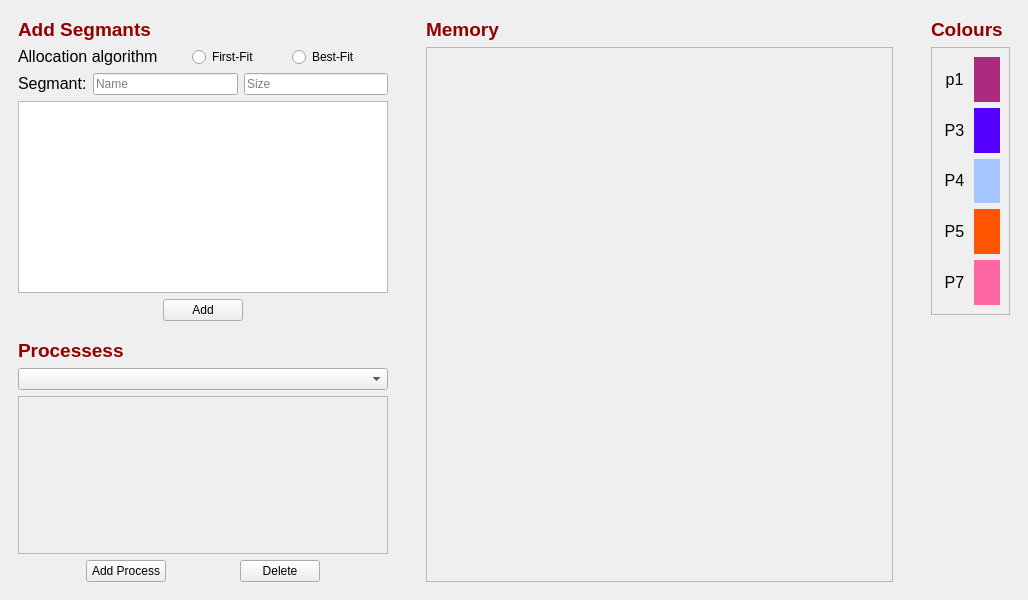
Old version of the form mainwindow.ui in the repository omarabdo997/OS_segmentation_memory_manager.
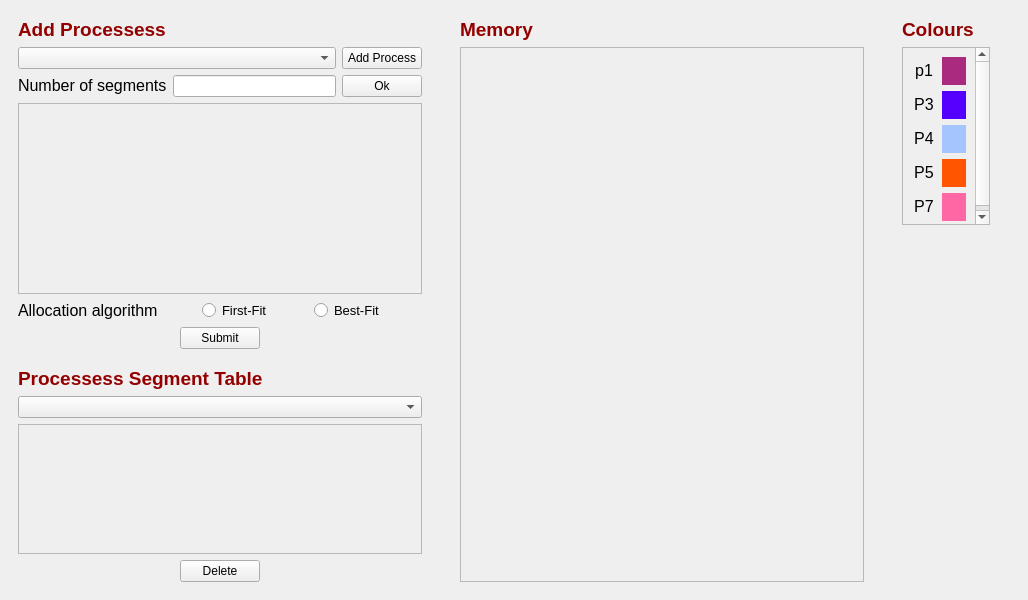
New version of the form.

Commit message: Fix GUI mainwindow form

Patch:
```diff
--- a/mainwindow.ui
+++ b/mainwindow.ui
@@ -14,29 +14,94 @@
    <string>MainWindow</string>
   </property>
   <widget class="QWidget" name="centralwidget">
-   <layout class="QGridLayout" name="gridLayout_2" columnstretch="4,5,1,0,0">
+   <layout class="QGridLayout" name="gridLayout_2" columnstretch="4,4,1,0">
     <property name="horizontalSpacing">
      <number>20</number>
     </property>
     <item row="0" column="0">
-     <layout class="QVBoxLayout" name="verticalLayout_4">
+     <layout class="QVBoxLayout" name="verticalLayout_4" stretch="3,2">
       <item>
-       <widget class="QWidget" name="widget" native="true">
-        <layout class="QVBoxLayout" name="verticalLayout">
+       <widget class="QWidget" name="processess_widget_2" native="true">
+        <layout class="QVBoxLayout" name="verticalLayout_6">
          <item>
-          <widget class="QLabel" name="label">
-           <property name="text">
-            <string>&lt;html&gt;&lt;head/&gt;&lt;body&gt;&lt;p&gt;&lt;span style=&quot; font-size:14pt; font-weight:600; color:#940000;&quot;&gt;Add Segmants&lt;/span&gt;&lt;/p&gt;&lt;/body&gt;&lt;/html&gt;</string>
-           </property>
-           <property name="alignment">
-            <set>Qt::AlignLeading|Qt::AlignLeft|Qt::AlignVCenter</set>
-           </property>
-          </widget>
+          <layout class="QHBoxLayout" name="horizontalLayout_5">
+           <item>
+            <widget class="QLabel" name="label_17">
+             <property name="text">
+              <string>&lt;html&gt;&lt;head/&gt;&lt;body&gt;&lt;p&gt;&lt;span style=&quot; font-size:14pt; font-weight:600; color:#940000;&quot;&gt;Add Processess&lt;/span&gt;&lt;/p&gt;&lt;/body&gt;&lt;/html&gt;</string>
+             </property>
+            </widget>
+           </item>
+          </layout>
+         </item>
+         <item>
+          <layout class="QHBoxLayout" name="horizontalLayout_9"/>
+         </item>
+         <item>
+          <layout class="QHBoxLayout" name="horizontalLayout" stretch="4,1">
+           <item>
+            <widget class="QComboBox" name="add_processes_comboBox"/>
+           </item>
+           <item>
+            <widget class="QPushButton" name="add_process">
+             <property name="text">
+              <string>Add Process</string>
+             </property>
+            </widget>
+           </item>
+          </layout>
          </item>
          <item>
           <layout class="QHBoxLayout" name="horizontalLayout_6">
            <item>
-            <widget class="QLabel" name="label_3">
+            <widget class="QLabel" name="number_segmants_label">
+             <property name="text">
+              <string>&lt;html&gt;&lt;head/&gt;&lt;body&gt;&lt;p&gt;&lt;span style=&quot; font-size:12pt;&quot;&gt;Number of segments&lt;/span&gt;&lt;/p&gt;&lt;/body&gt;&lt;/html&gt;</string>
+             </property>
+            </widget>
+           </item>
+           <item>
+            <widget class="QLineEdit" name="number_segmants_lineEdit"/>
+           </item>
+           <item>
+            <widget class="QPushButton" name="number_segmants_button">
+             <property name="text">
+              <string>Ok</string>
+             </property>
+            </widget>
+           </item>
+          </layout>
+         </item>
+         <item>
+          <widget class="QScrollArea" name="scrollArea_4">
+           <property name="widgetResizable">
+            <bool>true</bool>
+           </property>
+           <widget class="QWidget" name="scrollAreaWidgetContents_4">
+            <property name="geometry">
+             <rect>
+              <x>0</x>
+              <y>0</y>
+              <width>396</width>
+              <height>164</height>
+             </rect>
+            </property>
+            <layout class="QGridLayout" name="gridLayout_6">
+             <item row="0" column="0">
+              <layout class="QGridLayout" name="segmants_layout">
+               <property name="verticalSpacing">
+                <number>10</number>
+               </property>
+              </layout>
+             </item>
+            </layout>
+           </widget>
+          </widget>
+         </item>
+         <item>
+          <layout class="QHBoxLayout" name="horizontalLayout_10">
+           <item>
+            <widget class="QLabel" name="label_2">
              <property name="text">
               <string>&lt;html&gt;&lt;head/&gt;&lt;body&gt;&lt;p&gt;&lt;span style=&quot; font-size:12pt;&quot;&gt;Allocation algorithm&lt;/span&gt;&lt;/p&gt;&lt;/body&gt;&lt;/html&gt;</string>
              </property>
@@ -57,6 +122,11 @@
            </item>
            <item>
             <widget class="QRadioButton" name="first_fit">
+             <property name="font">
+              <font>
+               <pointsize>10</pointsize>
+              </font>
+             </property>
              <property name="text">
               <string>First-Fit</string>
              </property>
@@ -77,6 +147,11 @@
            </item>
            <item>
             <widget class="QRadioButton" name="best_fit">
+             <property name="font">
+              <font>
+               <pointsize>10</pointsize>
+              </font>
+             </property>
              <property name="text">
               <string>Best-Fit</string>
              </property>
@@ -98,41 +173,9 @@
           </layout>
          </item>
          <item>
-          <layout class="QHBoxLayout" name="horizontalLayout">
+          <layout class="QHBoxLayout" name="horizontalLayout_11">
            <item>
-            <widget class="QLabel" name="label_2">
-             <property name="text">
-              <string>&lt;html&gt;&lt;head/&gt;&lt;body&gt;&lt;p&gt;&lt;span style=&quot; font-size:12pt;&quot;&gt;Segmant:&lt;/span&gt;&lt;/p&gt;&lt;/body&gt;&lt;/html&gt;</string>
-             </property>
-            </widget>
-           </item>
-           <item>
-            <widget class="QLineEdit" name="lineEdit">
-             <property name="placeholderText">
-              <string>Name</string>
-             </property>
-            </widget>
-           </item>
-           <item>
-            <widget class="QLineEdit" name="lineEdit_2">
-             <property name="placeholderText">
-              <string>Size</string>
-             </property>
-            </widget>
-           </item>
-          </layout>
-         </item>
-         <item>
-          <widget class="QListWidget" name="processes_list">
-           <property name="selectionMode">
-            <enum>QAbstractItemView::MultiSelection</enum>
-           </property>
-          </widget>
-         </item>
-         <item>
-          <layout class="QHBoxLayout" name="horizontalLayout_2">
-           <item>
-            <spacer name="horizontalSpacer_2">
+            <spacer name="horizontalSpacer_15">
              <property name="orientation">
               <enum>Qt::Horizontal</enum>
              </property>
@@ -145,14 +188,14 @@
             </spacer>
            </item>
            <item>
-            <widget class="QPushButton" name="pushButton">
+            <widget class="QPushButton" name="submit_button">
              <property name="text">
-              <string>Add</string>
+              <string>Submit</string>
              </property>
             </widget>
            </item>
            <item>
-            <spacer name="horizontalSpacer">
+            <spacer name="horizontalSpacer_19">
              <property name="orientation">
               <enum>Qt::Horizontal</enum>
              </property>
@@ -177,7 +220,7 @@
            <item>
             <widget class="QLabel" name="label_5">
              <property name="text">
-              <string>&lt;html&gt;&lt;head/&gt;&lt;body&gt;&lt;p&gt;&lt;span style=&quot; font-size:14pt; font-weight:600; color:#940000;&quot;&gt;Processess&lt;/span&gt;&lt;/p&gt;&lt;/body&gt;&lt;/html&gt;</string>
+              <string>&lt;html&gt;&lt;head/&gt;&lt;body&gt;&lt;p&gt;&lt;span style=&quot; font-size:14pt; font-weight:600; color:#940000;&quot;&gt;Processess Segment Table&lt;/span&gt;&lt;/p&gt;&lt;/body&gt;&lt;/html&gt;</string>
              </property>
             </widget>
            </item>
@@ -200,8 +243,8 @@
              <rect>
               <x>0</x>
               <y>0</y>
-              <width>366</width>
-              <height>138</height>
+              <width>396</width>
+              <height>120</height>
              </rect>
             </property>
             <layout class="QGridLayout" name="gridLayout_5">
@@ -231,26 +274,6 @@
              </property>
             </spacer>
            </item>
-           <item>
-            <widget class="QPushButton" name="add_process">
-             <property name="text">
-              <string>Add Process</string>
-             </property>
-            </widget>
-           </item>
-           <item>
-            <spacer name="horizontalSpacer_17">
-             <property name="orientation">
-              <enum>Qt::Horizontal</enum>
-             </property>
-             <property name="sizeHint" stdset="0">
-              <size>
-               <width>40</width>
-               <height>20</height>
-              </size>
-             </property>
-            </spacer>
-           </item>
            <item>
             <widget class="QPushButton" name="delete_process">
              <property name="text">
@@ -302,7 +325,7 @@
            <rect>
             <x>0</x>
             <y>0</y>
-            <width>465</width>
+            <width>398</width>
             <height>531</height>
            </rect>
           </property>
@@ -346,7 +369,7 @@
     </item>
     <item row="0" column="2">
      <widget class="QWidget" name="widget_3" native="true">
-      <layout class="QVBoxLayout" name="verticalLayout_5">
+      <layout class="QVBoxLayout" name="verticalLayout_5" stretch="0,1,2">
        <item>
         <widget class="QLabel" name="label_16">
          <property name="text">
@@ -367,8 +390,8 @@
            <rect>
             <x>0</x>
             <y>0</y>
-            <width>77</width>
-            <height>263</height>
+            <width>84</width>
+            <height>174</height>
            </rect>
           </property>
           <layout class="QGridLayout" name="gridLayout">
@@ -522,6 +545,9 @@
       </layout>
      </widget>
     </item>
+    <item row="0" column="3">
+     <widget class="QWidget" name="widget" native="true"/>
+    </item>
    </layout>
   </widget>
  </widget>
```
Left out of the diff: 2 changed lines with no effect on the pictures. The commit also changes 2 other files.
